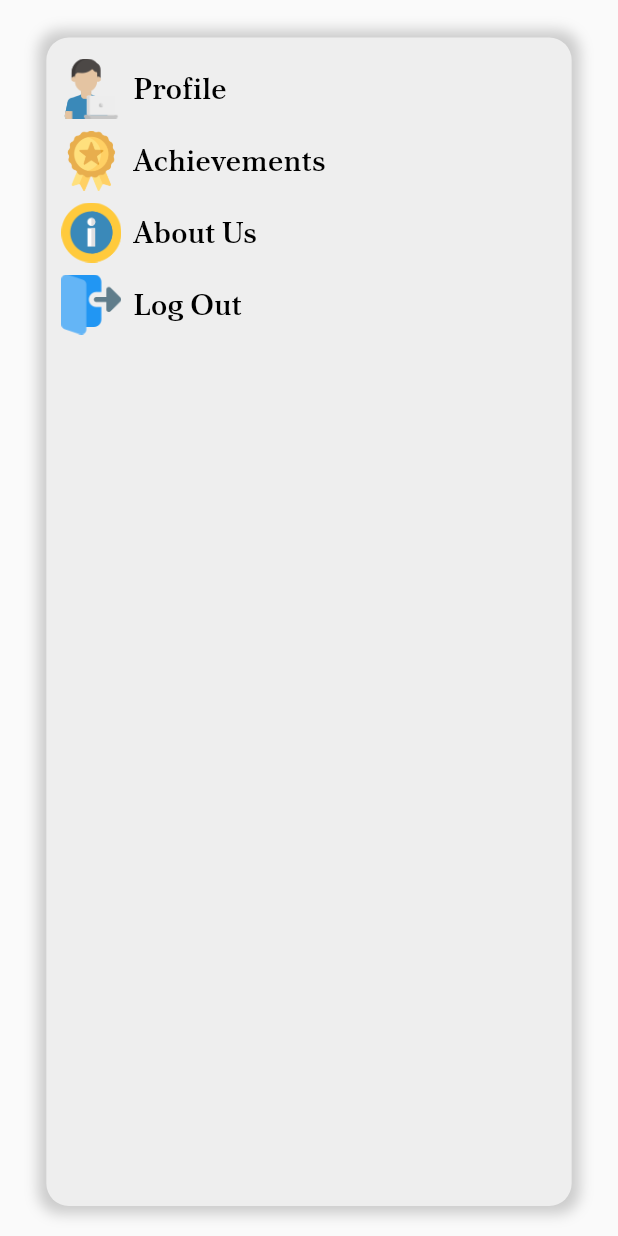
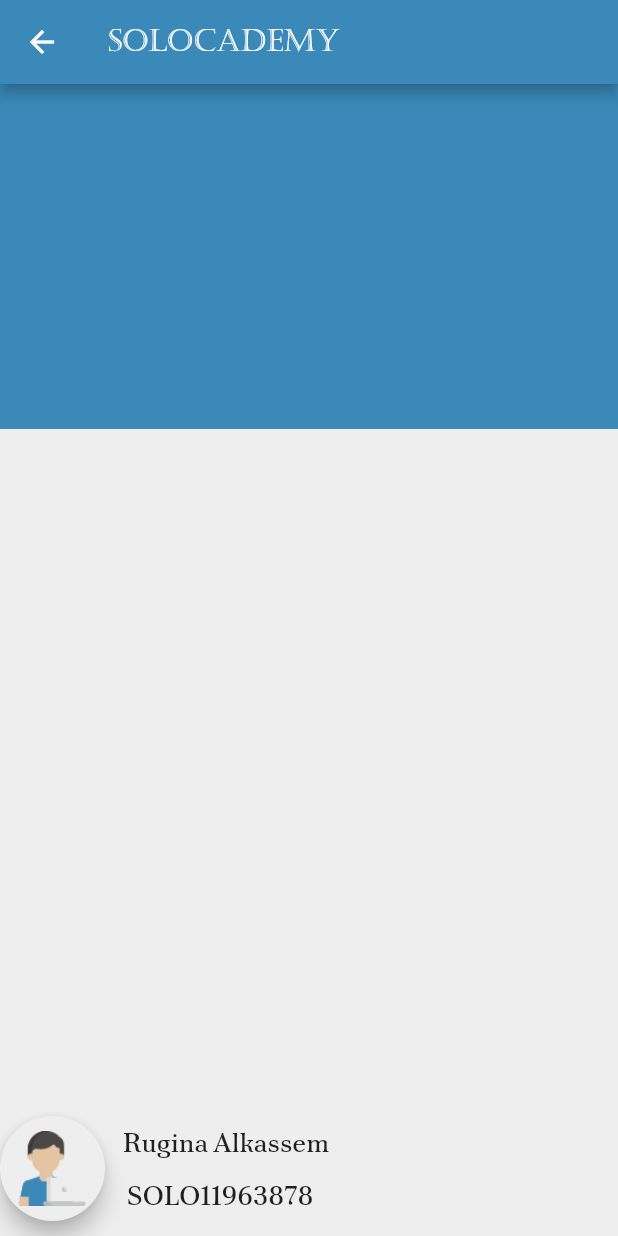
Before and after one commit to rugina99/Senior-project, a Flutter app: the Menu screen opened directly, after a tap on "Profile", on a phone screen of 412 x 824 dp. Run offline on Flutter 3.47's test engine with Material 2 defaults, Android fonts, the phone set to English and light mode, and no system bars; our stand-ins replace animated_background, carousel_slider, flashy_tab_bar2, flutter_svg, image_picker.

Commit message:
added to profile page

```diff
--- a/lib/Menu.dart
+++ b/lib/Menu.dart
@@ -1,5 +1,5 @@
 import 'package:flutter/material.dart';
-
+import 'Profile.dart';
 class Menu extends StatefulWidget {
   const Menu({Key? key}) : super(key: key);
 
@@ -12,9 +12,33 @@ class _MenuState extends State<Menu> {
   Widget build(BuildContext context) {
     return Scaffold(
         body: Center(
+      child: Column(
+        children: [
+
+                  AspectRatio(
+                    aspectRatio: 3/2,
                     child: Container(
-        margin: EdgeInsets.fromLTRB(0, 25, 0, 20),
-        width: MediaQuery.of(context).size.width * 0.85,
+                              margin: EdgeInsets.fromLTRB(15, 15, 15, 15),
+
+
+                              padding: EdgeInsets.all(10),
+                              decoration: BoxDecoration(
+                                boxShadow: [
+                                  BoxShadow(
+                    color: Colors.grey.withOpacity(0.5),
+                    spreadRadius: 5,
+                    blurRadius: 7,
+                    offset: Offset(0, 0), // changes position of shadow
+                                  ),
+                                ],
+                                borderRadius: BorderRadius.circular(15),
+                                color: Colors.pink
+                              ),
+                              ),
+                  ),
+          Container(
+            margin: EdgeInsets.fromLTRB(15, 10, 15, 15),
+            height: MediaQuery.of(context).size.height * 0.38,
             padding: EdgeInsets.all(10),
             decoration: BoxDecoration(
               boxShadow: [
@@ -29,12 +53,32 @@ class _MenuState extends State<Menu> {
               color: Color(0xffeeeeee),
             ),
             child: Column(
+              mainAxisAlignment: MainAxisAlignment.spaceAround,
               children: [
                 Row(children: [
-              Image.asset("assets/Images/programmer.png", width: 40,),
+                  Image.asset("assets/Images/programmer.png", width: 30,),
                   TextButton(
                     child: Text(
-                  "Profile",
+                      " Profile",
+                      style: TextStyle(
+                        fontFamily: 'Poltawski',
+                        fontSize: 20,
+                        color: Colors.black,
+                      ),
+                    ),
+                    onPressed: () {
+                       Navigator.push(
+                      context,
+                      MaterialPageRoute(builder: (context) => Profile()),
+                    );
+                    },
+                  )
+                ]),
+                Row(children: [
+                  Image.asset("assets/Images/badge.png", width: 30,),
+                  TextButton(
+                    child: Text(
+                      " Achievements",
                       style: TextStyle(
                         fontFamily: 'Poltawski',
                         fontSize: 20,
@@ -45,10 +89,10 @@ class _MenuState extends State<Menu> {
                   )
                 ]),
                 Row(children: [
-              Image.asset("assets/Images/badge.png", width: 40,),
+                  Image.asset("assets/Images/information.png", width: 30,),
                   TextButton(
                     child: Text(
-                  "Achievements",
+                      " About Us",
                       style: TextStyle(
                         fontFamily: 'Poltawski',
                         fontSize: 20,
@@ -59,24 +103,10 @@ class _MenuState extends State<Menu> {
                   )
                 ]),
                 Row(children: [
-              Image.asset("assets/Images/information.png", width: 40,),
+                  Image.asset("assets/Images/logout.png", width: 30,),
                   TextButton(
                     child: Text(
-                  "About Us",
-                  style: TextStyle(
-                    fontFamily: 'Poltawski',
-                    fontSize: 20,
-                    color: Colors.black,
-                  ),
-                ),
-                onPressed: () {},
-              )
-            ]),
-            Row(children: [
-              Image.asset("assets/Images/logout.png", width: 40,),
-              TextButton(
-                child: Text(
-                  "Log Out",
+                      " Log Out",
                       style: TextStyle(
                         fontFamily: 'Poltawski',
                         fontSize: 20,
@@ -90,6 +120,9 @@ class _MenuState extends State<Menu> {
               ],
             ),
           ),
+
+        ],
+      ),
     ));
   }
 }
--- /dev/null
+++ b/lib/Profile.dart
@@ -0,0 +1,138 @@
+import 'dart:io';
+
+import 'package:flutter/material.dart';
+import 'package:image_picker/image_picker.dart';
+
+class Profile extends StatefulWidget {
+  const Profile({Key? key}) : super(key: key);
+
+  @override
+  _ProfileState createState() => _ProfileState();
+}
+
+class _ProfileState extends State<Profile> {
+  @override
+  Widget build(BuildContext context) {
+    return Scaffold(
+        appBar: AppBar(
+          title: Text(
+            'SOLOCADEMY',
+            style: TextStyle(fontFamily: 'Castellar'),
+          ),
+          backgroundColor: Color(0xff3a89b9),
+        ),
+        body: Stack(children: [
+          Container(
+            color: Color(0xffeeeeee),
+            height: MediaQuery.of(context).size.height
+          ),
+             Container(
+            color: Color(0xff3a89b9),
+            height: 230
+          ),
+          Positioned(
+            bottom: 10,
+            child: Column(
+              crossAxisAlignment: CrossAxisAlignment.center,
+              children: [
+              Row(
+                mainAxisAlignment: MainAxisAlignment.center,
+                children: [
+                Container(
+                    width: 70,
+                    height: 70,
+                    child: FloatingActionButton(
+                      backgroundColor: Color(0xffeeeeee),
+                      onPressed: () {
+                        showDialog(
+                          context: context,
+                          builder: (ctx) => AlertDialog(
+                            title: const Text("Avatar", style: TextStyle(color:Color(0xff3a89b9),
+                              fontSize: 18,
+                              fontFamily: 'Poltawski',
+                              fontWeight: FontWeight.bold
+                            ),),
+                            content:
+                                const Text("How would you like to change your avatar?", style: TextStyle(color:Color(0xff3a89b9),
+                              fontSize: 18,
+                              fontFamily: 'Poltawski',
+                            ),),
+                            actions: <Widget>[
+                              TextButton(
+                                onPressed: () {
+                                  _getFromCamera();
+                                },
+                                child: Container(
+                                  padding: const EdgeInsets.all(14),
+                                  child: const Text("from camera",  style: TextStyle(color:Color(0xff3a89b9),
+                              fontSize: 16,
+                              fontFamily: 'Poltawski',
+                            ),),
+                                ),
+                              ),
+                                 TextButton(
+                                onPressed: () {
+                                  _getFromGallery();
+                                },
+                                child: Container(
+                                  padding: const EdgeInsets.all(14),
+                                  child: const Text("from gallery", style: TextStyle(color:Color(0xff3a89b9),
+                              fontSize: 16,
+                              fontFamily: 'Poltawski',
+                            ),),
+                                ),
+                              ),
+                            ],
+                          ),
+                        );
+                      },
+                      child: Image.asset(
+                        "assets/Images/programmer.png",
+                        fit: BoxFit.fill,
+                        width: 50,
+                      ),
+                    )),
+                SizedBox(
+                  height: 70,
+                  child: Column(
+                    mainAxisAlignment: MainAxisAlignment.spaceAround,
+                    children: <Widget>[
+                      Text("   Rugina Alkassem", style: TextStyle(
+                                fontSize: 18,
+                                fontFamily: 'Poltawski',
+                              ),),
+                               Text(" SOLO11963878", style: TextStyle(
+                                fontSize: 18,
+                                fontFamily: 'Poltawski',
+                              ),)
+                    ],
+                  ),
+                ),
+              ])
+            ]),
+          )
+        ]));
+  }
+
+  _getFromCamera() async {
+    PickedFile? pickedFile = await ImagePicker().getImage(
+      source: ImageSource.camera,
+      maxWidth: 1800,
+      maxHeight: 1800,
+    );
+    if (pickedFile != null) {
+      File imageFile = File(pickedFile.path);
+    }
+  }
+
+  _getFromGallery() async {
+    PickedFile? pickedFile = await ImagePicker().getImage(
+      source: ImageSource.gallery,
+      maxWidth: 1800,
+      maxHeight: 1800,
+    );
+    if (pickedFile != null) {
+      File imageFile = File(pickedFile.path);
+    }
+  }
+}
--- a/lib/Signin.dart
+++ b/lib/Signin.dart
@@ -190,6 +190,7 @@ class _SigninState extends State<Signin> with TickerProviderStateMixin {
           )
         ],
       )),
-    ));
+    )
+    );
   }
 }
--- a/pubspec.yaml
+++ b/pubspec.yaml
@@ -35,6 +35,7 @@ dependencies:
   flutter_svg:
   flashy_tab_bar2:
   animated_background:
+  image_picker: ^0.8.7+4
 
 dev_dependencies:
   flutter_test:
```
Also changed, not shown: pubspec.lock, 1 other file. Lines whose indentation alone changed are shown as unchanged.
